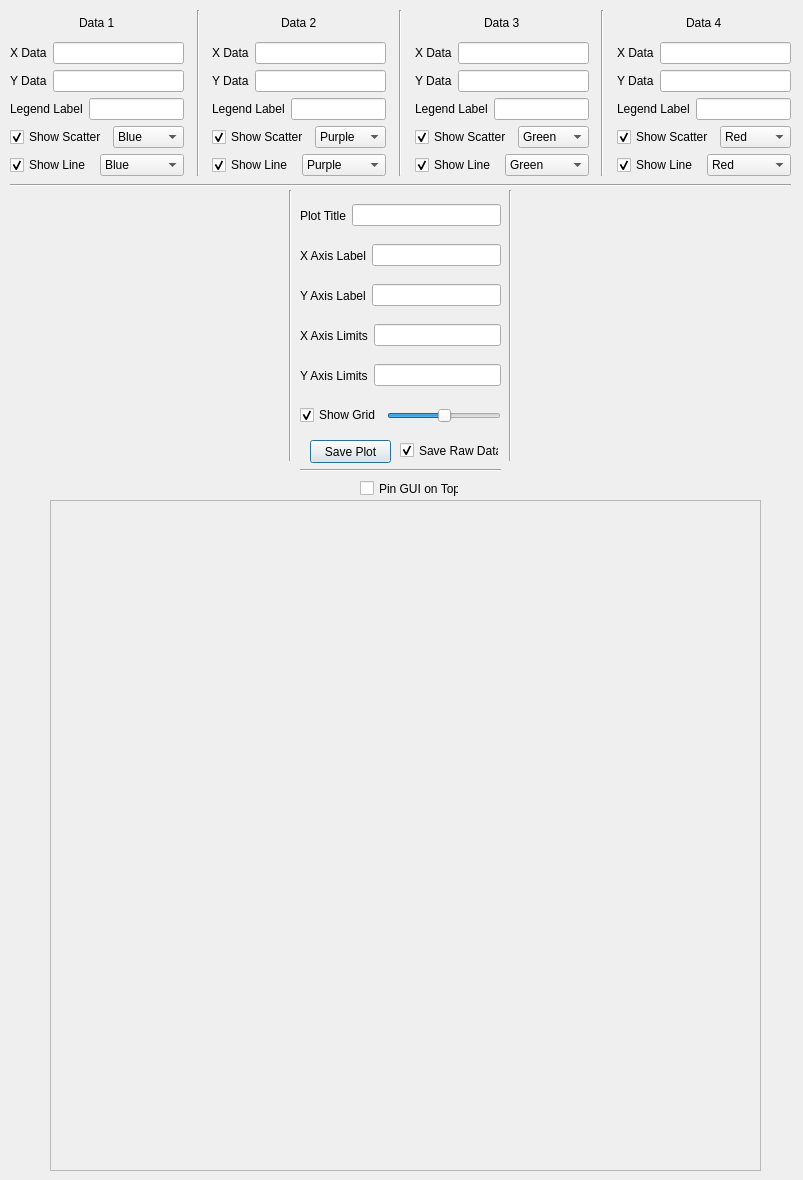
Before: the Qt Designer form SimpleGraph.ui in Adillwma/SimpleGraph, drawn with Qt 5.
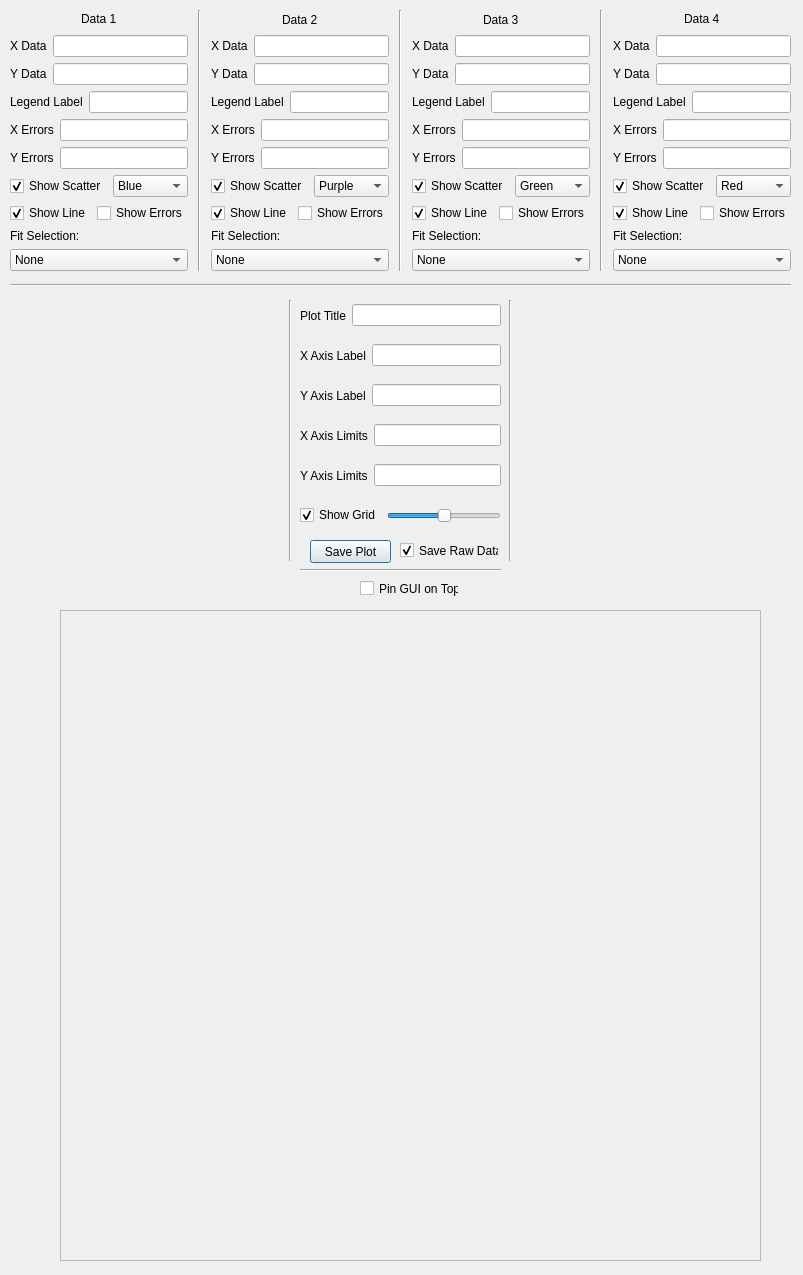
After: the same form once the commit is applied. Icons and pictures are not drawn.

Patch:
```diff
--- a/SimpleGraph.ui
+++ b/SimpleGraph.ui
@@ -7,7 +7,7 @@
     <x>0</x>
     <y>0</y>
     <width>803</width>
-    <height>1180</height>
+    <height>1275</height>
    </rect>
   </property>
   <property name="windowTitle">
@@ -21,7 +21,7 @@
    <property name="geometry">
     <rect>
      <x>300</x>
-     <y>400</y>
+     <y>500</y>
      <width>201</width>
      <height>31</height>
     </rect>
@@ -62,7 +62,7 @@
    <property name="geometry">
     <rect>
      <x>300</x>
-     <y>360</y>
+     <y>460</y>
      <width>201</width>
      <height>31</height>
     </rect>
@@ -84,7 +84,7 @@
    <property name="geometry">
     <rect>
      <x>300</x>
-     <y>320</y>
+     <y>420</y>
      <width>201</width>
      <height>31</height>
     </rect>
@@ -106,7 +106,7 @@
    <property name="geometry">
     <rect>
      <x>300</x>
-     <y>200</y>
+     <y>300</y>
      <width>201</width>
      <height>31</height>
     </rect>
@@ -128,7 +128,7 @@
    <property name="geometry">
     <rect>
      <x>310</x>
-     <y>440</y>
+     <y>540</y>
      <width>81</width>
      <height>23</height>
     </rect>
@@ -143,7 +143,7 @@
      <x>10</x>
      <y>10</y>
      <width>781</width>
-     <height>166</height>
+     <height>261</height>
     </rect>
    </property>
    <layout class="QHBoxLayout" name="horizontalLayout_10">
@@ -202,6 +202,42 @@
         </item>
        </layout>
       </item>
+      <item>
+       <layout class="QHBoxLayout" name="horizontalLayout_28">
+        <item>
+         <widget class="QLabel" name="label_25">
+          <property name="text">
+           <string>X Errors</string>
+          </property>
+         </widget>
+        </item>
+        <item>
+         <widget class="QLineEdit" name="x_error_input_1">
+          <property name="toolTip">
+           <string>Enter X error values seperated by spaces or commas i.e: 1, 2, 3</string>
+          </property>
+         </widget>
+        </item>
+       </layout>
+      </item>
+      <item>
+       <layout class="QHBoxLayout" name="horizontalLayout_29">
+        <item>
+         <widget class="QLabel" name="label_26">
+          <property name="text">
+           <string>Y Errors</string>
+          </property>
+         </widget>
+        </item>
+        <item>
+         <widget class="QLineEdit" name="y_error_input_1">
+          <property name="toolTip">
+           <string>Enter Y error values seperated by spaces or commas i.e: 1, 2, 3</string>
+          </property>
+         </widget>
+        </item>
+       </layout>
+      </item>
       <item>
        <layout class="QHBoxLayout" name="horizontalLayout_2">
         <item>
@@ -258,10 +294,37 @@
          </widget>
         </item>
         <item>
-         <widget class="QComboBox" name="line_color_input_1">
+         <widget class="QCheckBox" name="showerrors_checkbox_1">
+          <property name="toolTip">
+           <string>Show error bars</string>
+          </property>
+          <property name="text">
+           <string>Show Errors</string>
+          </property>
+          <property name="checked">
+           <bool>false</bool>
+          </property>
+         </widget>
+        </item>
+       </layout>
+      </item>
+      <item>
+       <layout class="QVBoxLayout" name="verticalLayout">
+        <item>
+         <widget class="QLabel" name="label_2">
+          <property name="text">
+           <string>Fit Selection:</string>
+          </property>
+         </widget>
+        </item>
+        <item>
+         <widget class="QComboBox" name="fit_selection_1">
+          <property name="toolTip">
+           <string>Select a fit for Data 1</string>
+          </property>
           <item>
            <property name="text">
-            <string>Blue</string>
+            <string>None</string>
            </property>
           </item>
           <item>
@@ -374,6 +437,42 @@
         </item>
        </layout>
       </item>
+      <item>
+       <layout class="QHBoxLayout" name="horizontalLayout_30">
+        <item>
+         <widget class="QLabel" name="label_27">
+          <property name="text">
+           <string>X Errors</string>
+          </property>
+         </widget>
+        </item>
+        <item>
+         <widget class="QLineEdit" name="x_error_input_2">
+          <property name="toolTip">
+           <string>Enter X error values seperated by spaces or commas i.e: 1, 2, 3</string>
+          </property>
+         </widget>
+        </item>
+       </layout>
+      </item>
+      <item>
+       <layout class="QHBoxLayout" name="horizontalLayout_31">
+        <item>
+         <widget class="QLabel" name="label_28">
+          <property name="text">
+           <string>Y Errors</string>
+          </property>
+         </widget>
+        </item>
+        <item>
+         <widget class="QLineEdit" name="y_error_input_2">
+          <property name="toolTip">
+           <string>Enter Y error values seperated by spaces or commas i.e: 1, 2, 3</string>
+          </property>
+         </widget>
+        </item>
+       </layout>
+      </item>
       <item>
        <layout class="QHBoxLayout" name="horizontalLayout_23">
         <item>
@@ -433,18 +532,42 @@
          </widget>
         </item>
         <item>
-         <widget class="QComboBox" name="line_color_input_2">
-          <property name="currentIndex">
-           <number>1</number>
+         <widget class="QCheckBox" name="showerrors_checkbox_2">
+          <property name="toolTip">
+           <string>Show error bars</string>
           </property>
+          <property name="text">
+           <string>Show Errors</string>
+          </property>
+          <property name="checked">
+           <bool>false</bool>
+          </property>
+         </widget>
+        </item>
+       </layout>
+      </item>
+      <item>
+       <layout class="QVBoxLayout" name="verticalLayout_2">
+        <item>
+         <widget class="QLabel" name="label_3">
+          <property name="text">
+           <string>Fit Selection:</string>
+          </property>
+         </widget>
+        </item>
+        <item>
+         <widget class="QComboBox" name="fit_selection_2">
+          <property name="toolTip">
+           <string>Select a fit for Data 2</string>
+          </property>
           <item>
            <property name="text">
-            <string>Blue</string>
+            <string>None</string>
            </property>
           </item>
           <item>
            <property name="text">
-            <string>Purple</string>
+            <string>Linear</string>
            </property>
           </item>
           <item>
@@ -552,6 +675,42 @@
         </item>
        </layout>
       </item>
+      <item>
+       <layout class="QHBoxLayout" name="horizontalLayout_33">
+        <item>
+         <widget class="QLabel" name="label_30">
+          <property name="text">
+           <string>X Errors</string>
+          </property>
+         </widget>
+        </item>
+        <item>
+         <widget class="QLineEdit" name="x_error_input_3">
+          <property name="toolTip">
+           <string>Enter X error values seperated by spaces or commas i.e: 1, 2, 3</string>
+          </property>
+         </widget>
+        </item>
+       </layout>
+      </item>
+      <item>
+       <layout class="QHBoxLayout" name="horizontalLayout_32">
+        <item>
+         <widget class="QLabel" name="label_29">
+          <property name="text">
+           <string>Y Errors</string>
+          </property>
+         </widget>
+        </item>
+        <item>
+         <widget class="QLineEdit" name="y_error_input_3">
+          <property name="toolTip">
+           <string>Enter Y error values seperated by spaces or commas i.e: 1, 2, 3</string>
+          </property>
+         </widget>
+        </item>
+       </layout>
+      </item>
       <item>
        <layout class="QHBoxLayout" name="horizontalLayout_25">
         <item>
@@ -611,13 +770,37 @@
          </widget>
         </item>
         <item>
-         <widget class="QComboBox" name="line_color_input_3">
-          <property name="currentIndex">
-           <number>4</number>
+         <widget class="QCheckBox" name="showerrors_checkbox_3">
+          <property name="toolTip">
+           <string>Show error bars</string>
           </property>
+          <property name="text">
+           <string>Show Errors</string>
+          </property>
+          <property name="checked">
+           <bool>false</bool>
+          </property>
+         </widget>
+        </item>
+       </layout>
+      </item>
+      <item>
+       <layout class="QVBoxLayout" name="verticalLayout_3">
+        <item>
+         <widget class="QLabel" name="label_4">
+          <property name="text">
+           <string>Fit Selection:</string>
+          </property>
+         </widget>
+        </item>
+        <item>
+         <widget class="QComboBox" name="fit_selection_3">
+          <property name="toolTip">
+           <string>Select a fit for Data 3</string>
+          </property>
           <item>
            <property name="text">
-            <string>Blue</string>
+            <string>None</string>
            </property>
           </item>
           <item>
@@ -637,7 +820,22 @@
           </item>
           <item>
            <property name="text">
-            <string>Green</string>
+            <string>Polynomial (3rd Order)</string>
+           </property>
+          </item>
+          <item>
+           <property name="text">
+            <string>Polynomial (4th Order)</string>
+           </property>
+          </item>
+          <item>
+           <property name="text">
+            <string>Polynomial (5th Order)</string>
+           </property>
+          </item>
+          <item>
+           <property name="text">
+            <string>Polynomial (6th Order)</string>
            </property>
           </item>
          </widget>
@@ -733,6 +931,42 @@
         </item>
        </layout>
       </item>
+      <item>
+       <layout class="QHBoxLayout" name="horizontalLayout_35">
+        <item>
+         <widget class="QLabel" name="label_32">
+          <property name="text">
+           <string>X Errors</string>
+          </property>
+         </widget>
+        </item>
+        <item>
+         <widget class="QLineEdit" name="x_error_input_4">
+          <property name="toolTip">
+           <string>Enter X error values seperated by spaces or commas i.e: 1, 2, 3</string>
+          </property>
+         </widget>
+        </item>
+       </layout>
+      </item>
+      <item>
+       <layout class="QHBoxLayout" name="horizontalLayout_34">
+        <item>
+         <widget class="QLabel" name="label_31">
+          <property name="text">
+           <string>Y Errors</string>
+          </property>
+         </widget>
+        </item>
+        <item>
+         <widget class="QLineEdit" name="y_error_input_4">
+          <property name="toolTip">
+           <string>Enter Y error values seperated by spaces or commas i.e: 1, 2, 3</string>
+          </property>
+         </widget>
+        </item>
+       </layout>
+      </item>
       <item>
        <layout class="QHBoxLayout" name="horizontalLayout_27">
         <item>
@@ -792,13 +1026,37 @@
          </widget>
         </item>
         <item>
-         <widget class="QComboBox" name="line_color_input_4">
-          <property name="currentIndex">
-           <number>3</number>
+         <widget class="QCheckBox" name="showerrors_checkbox_4">
+          <property name="toolTip">
+           <string>Show error bars</string>
           </property>
+          <property name="text">
+           <string>Show Errors</string>
+          </property>
+          <property name="checked">
+           <bool>false</bool>
+          </property>
+         </widget>
+        </item>
+       </layout>
+      </item>
+      <item>
+       <layout class="QVBoxLayout" name="verticalLayout_5">
+        <item>
+         <widget class="QLabel" name="label_33">
+          <property name="text">
+           <string>Fit Selection:</string>
+          </property>
+         </widget>
+        </item>
+        <item>
+         <widget class="QComboBox" name="fit_selection_4">
+          <property name="toolTip">
+           <string>Select a fit for Data 4</string>
+          </property>
           <item>
            <property name="text">
-            <string>Blue</string>
+            <string>None</string>
            </property>
           </item>
           <item>
@@ -813,7 +1071,7 @@
           </item>
           <item>
            <property name="text">
-            <string>Red</string>
+            <string>Polynomial (2nd Order)</string>
            </property>
           </item>
           <item>
@@ -832,10 +1090,10 @@
   <widget class="QFrame" name="plot_frame">
    <property name="geometry">
     <rect>
-     <x>50</x>
-     <y>500</y>
-     <width>711</width>
-     <height>671</height>
+     <x>60</x>
+     <y>610</y>
+     <width>701</width>
+     <height>651</height>
     </rect>
    </property>
    <property name="frameShape">
@@ -849,7 +1107,7 @@
    <property name="geometry">
     <rect>
      <x>10</x>
-     <y>170</y>
+     <y>270</y>
      <width>781</width>
      <height>31</height>
     </rect>
@@ -862,9 +1120,9 @@
    <property name="geometry">
     <rect>
      <x>280</x>
-     <y>190</y>
+     <y>300</y>
      <width>20</width>
-     <height>271</height>
+     <height>261</height>
     </rect>
    </property>
    <property name="orientation">
@@ -875,9 +1133,9 @@
    <property name="geometry">
     <rect>
      <x>500</x>
-     <y>190</y>
+     <y>300</y>
      <width>20</width>
-     <height>271</height>
+     <height>261</height>
     </rect>
    </property>
    <property name="orientation">
@@ -888,7 +1146,7 @@
    <property name="geometry">
     <rect>
      <x>300</x>
-     <y>460</y>
+     <y>560</y>
      <width>201</width>
      <height>20</height>
     </rect>
@@ -901,7 +1159,7 @@
    <property name="geometry">
     <rect>
      <x>300</x>
-     <y>240</y>
+     <y>340</y>
      <width>201</width>
      <height>31</height>
     </rect>
@@ -923,7 +1181,7 @@
    <property name="geometry">
     <rect>
      <x>300</x>
-     <y>280</y>
+     <y>380</y>
      <width>201</width>
      <height>31</height>
     </rect>
@@ -945,7 +1203,7 @@
    <property name="geometry">
     <rect>
      <x>360</x>
-     <y>480</y>
+     <y>580</y>
      <width>99</width>
      <height>17</height>
     </rect>
@@ -961,7 +1219,7 @@
    <property name="geometry">
     <rect>
      <x>400</x>
-     <y>440</y>
+     <y>540</y>
      <width>99</width>
      <height>21</height>
     </rect>
```
Left out of the diff: 206 changed lines with no effect on the pictures.
